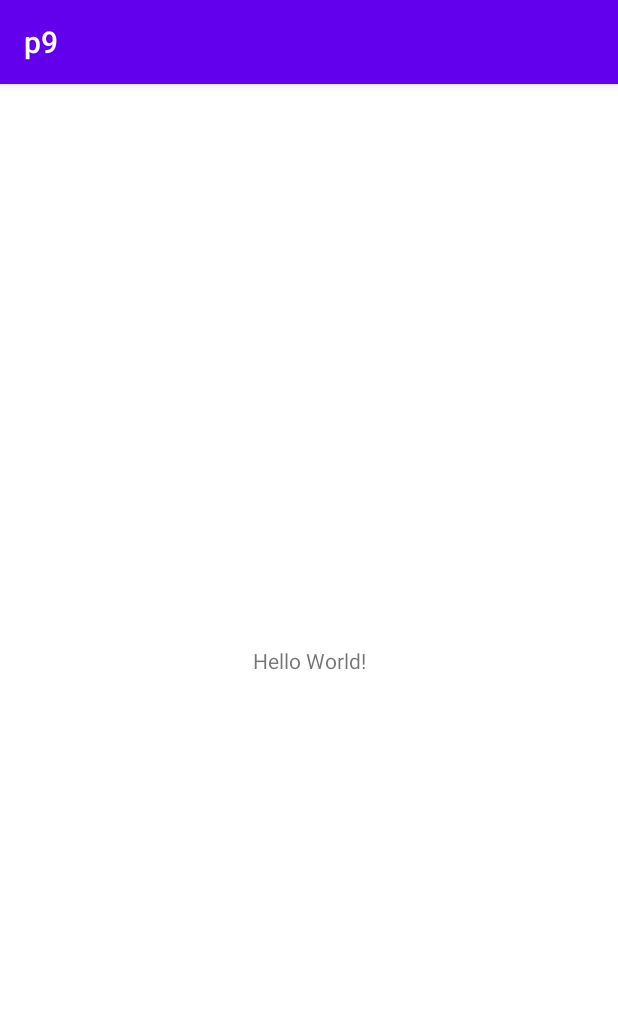
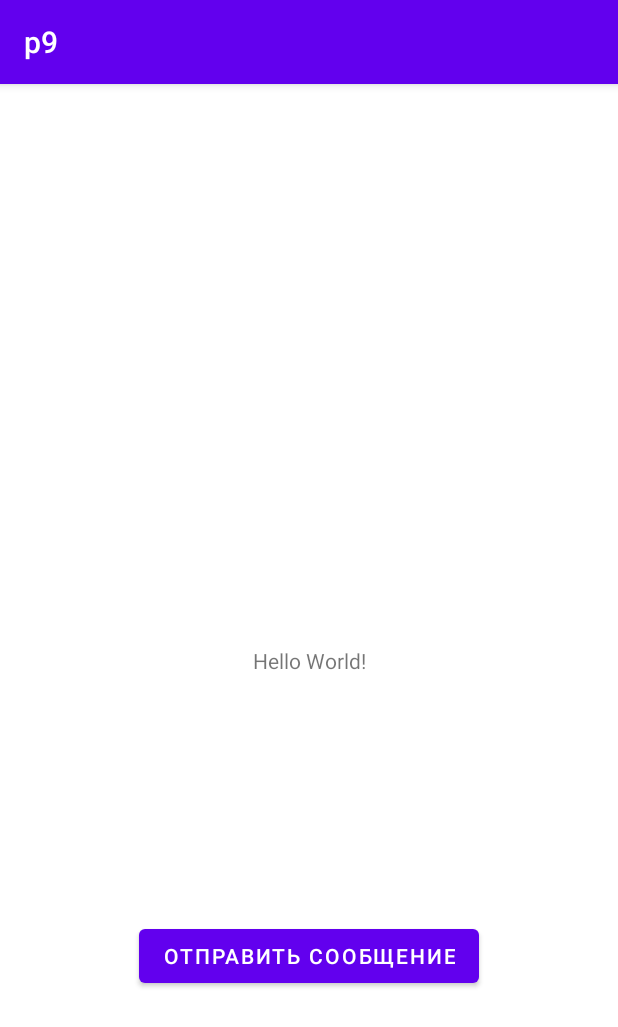
Before and after one commit to Android225/p9, an Android app: the screen it shows after launch (MainActivity), on a phone screen of 412 x 824 dp. Shown: the top 1027 px of the screen. Run offline under Robolectric (Android 15) with nearby library versions, the phone set to English and light mode, and no system bars.

Commit message:
инфа из стороннего приложения

```diff
--- a/app/src/main/java/com/example/p9/MainActivity.java
+++ b/app/src/main/java/com/example/p9/MainActivity.java
@@ -4,11 +4,66 @@ import androidx.appcompat.app.AppCompatActivity;
 
 import android.os.Bundle;
 
+import android.content.Intent;
+import android.net.Uri;
+import android.os.Bundle;
+import android.util.Log;
+import android.view.View;
+import android.view.WindowManager;
+import android.widget.Button;
+import android.widget.TextView;
+
+import java.io.IOException;
+import java.io.InputStream;
+
 public class MainActivity extends AppCompatActivity {
+    Button btnSendMessage;
+    TextView text;
 
     @Override
     protected void onCreate(Bundle savedInstanceState) {
         super.onCreate(savedInstanceState);
         setContentView(R.layout.activity_main);
+
+        // Передача данных в сторонние приложения
+        btnSendMessage = (Button) findViewById(R.id.sendMessage);
+        btnSendMessage.setOnClickListener(new View.OnClickListener() {
+            @Override
+            public void onClick(View v) {
+                String text = "ТЕКСТ ДЕЛИТСЯ";
+                Intent intent = new Intent(Intent.ACTION_SEND);
+                intent.setType("text/plain");
+                intent.putExtra(Intent.EXTRA_TEXT, text);
+                startActivity(Intent.createChooser(intent, "OnShare"));
+            }
+        });
+    }
+
+    @Override
+    protected void onStart() {
+        super.onStart();
+
+        // Получения данных из стороннего приложения
+        Intent intent = getIntent();
+        String action = intent.getAction();
+        String type = intent.getType();
+
+        if (Intent.ACTION_SEND.equals(action) && type != null) {
+            if ("text/plain".equals(type)) {
+                // Обработка текстовых данных
+                String sharedText = intent.getStringExtra(Intent.EXTRA_TEXT);
+                if (sharedText != null) {
+                    TextView text = findViewById(R.id.textView);
+                    text.setText(sharedText);
+                }
+            } else if (type.startsWith("image/")) {
+                // Обработка изображений
+                Uri imageUri = intent.getParcelableExtra(Intent.EXTRA_STREAM);
+                if (imageUri != null) {
+                    // Здесь будет обрабатываться изображение
+                }
+            }
+        }
+
     }
 }
--- a/app/src/main/res/layout/activity_main.xml
+++ b/app/src/main/res/layout/activity_main.xml
@@ -7,6 +7,7 @@
     tools:context=".MainActivity">
 
     <TextView
+        android:id="@+id/textView"
         android:layout_width="wrap_content"
         android:layout_height="wrap_content"
         android:text="Hello World!"
@@ -15,4 +16,13 @@
         app:layout_constraintStart_toStartOf="parent"
         app:layout_constraintTop_toTopOf="parent" />
 
+    <Button
+        android:id="@+id/sendMessage"
+        android:layout_width="wrap_content"
+        android:layout_height="wrap_content"
+        android:text="@string/message"
+        app:layout_constraintBottom_toBottomOf="parent"
+        app:layout_constraintEnd_toEndOf="parent"
+        app:layout_constraintStart_toStartOf="parent"
+        app:layout_constraintTop_toBottomOf="@+id/textView" />
 </androidx.constraintlayout.widget.ConstraintLayout>
--- a/app/src/main/res/values/strings.xml
+++ b/app/src/main/res/values/strings.xml
@@ -1,3 +1,4 @@
 <resources>
     <string name="app_name">p9</string>
+    <string name="message">Отправить сообщение</string>
 </resources>
```
Also changed, not shown: app/src/main/AndroidManifest.xml (+19 -1 lines).
